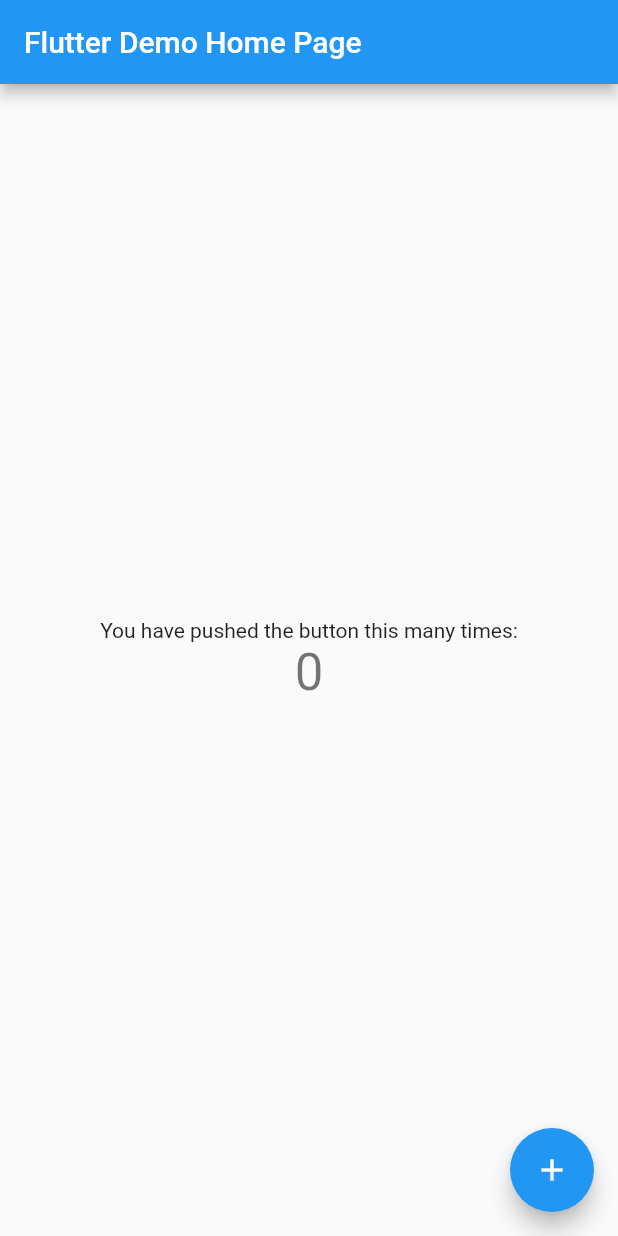
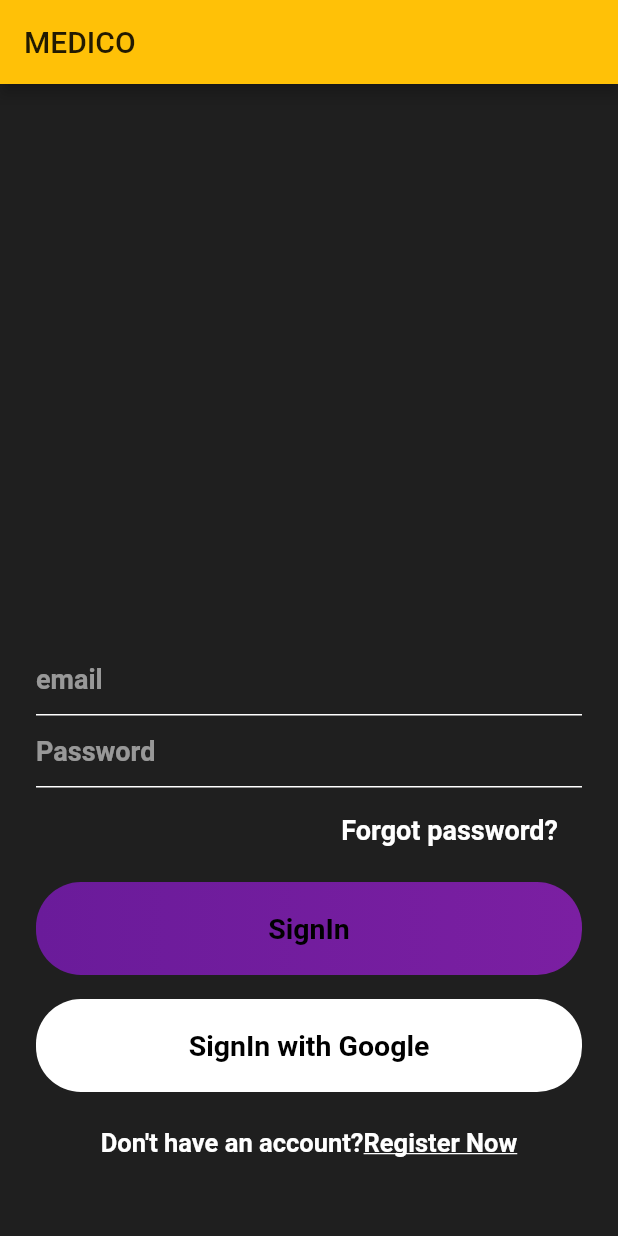
Before and after one commit to rohanpaul98/Medico, a Flutter app: the screen it shows after launch, on a phone screen of 412 x 824 dp. Run offline on Flutter 3.47's test engine with Material 2 defaults, Android fonts, the phone set to English and light mode, and no system bars; our stand-ins replace firebase_auth; accounts and stored records are empty.

Commit message:
todays last commit

```diff
--- /dev/null
+++ b/lib/Helper/authenticate.dart
@@ -0,0 +1,26 @@
+import 'package:flutter/material.dart';
+import 'package:medico/Views/signin.dart';
+import 'package:medico/Views/signup.dart';
+class Authenticate extends StatefulWidget {
+  @override
+  _AuthenticateState createState() => _AuthenticateState();
+}
+
+class _AuthenticateState extends State<Authenticate> {
+  @override
+
+  bool showSignIn = true;
+
+  void toggleView(){
+    setState(() {
+      showSignIn=!showSignIn;
+    });
+  }
+  Widget build(BuildContext context) {
+      if(showSignIn) {
+        return signin(toggleView);
+      }else{
+          return signup(toggleView);
+      }
+  }
+}
--- /dev/null
+++ b/lib/Views/signin.dart
@@ -0,0 +1,146 @@
+import 'package:firebase_auth/firebase_auth.dart';
+import 'package:flutter/cupertino.dart';
+import 'package:flutter/material.dart';
+import 'package:medico/Views/Mainmenu.dart';
+import 'package:medico/Widgets/widget.dart';
+
+class signin extends StatefulWidget {
+  final Function toggle;
+  signin(this.toggle);
+  @override
+  _signinState createState() => _signinState();
+}
+class _signinState extends State<signin> {
+  final formkey = GlobalKey<FormState>();
+  TextEditingController emailEditingController = new TextEditingController();
+  TextEditingController passwordEditingController = new TextEditingController();
+
+  @override
+  Widget build(BuildContext context) {
+    return Scaffold(
+      appBar: appBarMain(context),
+      body: SingleChildScrollView(
+        child: Container(
+          height: MediaQuery
+              .of(context)
+              .size
+              .height - 50,
+          alignment: Alignment.bottomCenter,
+          child: Container(
+            padding: EdgeInsets.symmetric(horizontal: 24),
+            child: Form(
+              key: formkey,
+              child: Column(
+                mainAxisSize: MainAxisSize.min,
+                children: [
+                  TextField(
+                    controller: emailEditingController,
+                    style: simpleTextFieldStyle(),
+                    decoration: textFieldInputDecoration("email"),
+                  ),
+                  TextField(
+                    controller: passwordEditingController,
+                    style: simpleTextFieldStyle(),
+                    decoration: textFieldInputDecoration("Password"),
+                  ),
+                  SizedBox(height: 10),
+                  Container(
+                    child: Container(
+                      alignment: Alignment.centerRight,
+                      padding: EdgeInsets.symmetric(horizontal: 16, vertical: 8),
+                      child: Text("Forgot password?",
+                        style: simpleTextFieldStyle(),
+                      ),
+                    ),
+                  ),
+                  SizedBox(height: 16,),
+                  GestureDetector(
+                    onTap: (){
+                      check();
+                    },
+                    child: Container(
+                      alignment: Alignment.center,
+                      width: MediaQuery
+                          .of(context)
+                          .size
+                          .width,
+                      padding: EdgeInsets.symmetric(vertical: 20),
+                      decoration: BoxDecoration(
+                          gradient: LinearGradient(
+                              colors: [
+                                const Color(0xFF6A1B9A),
+                                const Color(0xFF7B1FA2)
+                              ]
+                          ),
+                          borderRadius: BorderRadius.circular(30)
+                      ),
+                      child: Text('SignIn',
+                        style: mediumTextStyle(),),
+                    ),
+                  ),
+                  SizedBox(height: 16,),
+                  Container(
+                    alignment: Alignment.center,
+                    width: MediaQuery
+                        .of(context)
+                        .size
+                        .width,
+                    padding: EdgeInsets.symmetric(vertical: 20),
+                    decoration: BoxDecoration(
+                        color: Colors.white,
+                        borderRadius: BorderRadius.circular(30)
+                    ),
+                    child: Text('SignIn with Google',
+                      style: mediumTextStyle(),),
+                  ),
+                  SizedBox(height: 16,),
+                  Row(
+                    mainAxisAlignment: MainAxisAlignment.center,
+                    children: [
+                      GestureDetector(
+                        child: Container(
+                          padding: EdgeInsets.symmetric(vertical: 8),
+                          child: Text("Don't have an account?", style: TextStyle(
+                            color: Colors.white,
+                            fontSize: 17,
+                            fontWeight: FontWeight.bold,
+                          ),),
+                        ),
+                      ),
+                      GestureDetector(
+                        onTap: () {
+                          widget.toggle();
+                        },
+                        child: Container(
+                          padding: EdgeInsets.symmetric(vertical: 8),
+                          child: Text("Register Now", style: TextStyle(
+                            color: Colors.white,
+                            fontSize: 17,
+                            decoration: TextDecoration.underline,
+                            fontWeight: FontWeight.bold,
+                          ),),
+                        ),
+                      ),
+                    ],
+                  ),
+                  SizedBox(height: 50,),
+                ],
+              ),
+            ),
+          ),
+        ),
+      ),
+    );
+
+
+  }
+  Future<void> check()async{
+    final formState = formkey.currentState;
+    if(formState.validate()){
+      formState.save();
+    Future<AuthResult> user = FirebaseAuth.instance.signInWithEmailAndPassword(email:emailEditingController.text , password: passwordEditingController.text,);
+    Navigator.push(context, MaterialPageRoute(builder: (context)=>Menu()));
+    }
+  }
+
+}
--- /dev/null
+++ b/lib/Widgets/widget.dart
@@ -0,0 +1,40 @@
+import 'package:flutter/material.dart';
+
+Widget appBarMain(BuildContext context){
+  return AppBar(
+    title: Text('MEDICO'),
+  );
+}
+InputDecoration textFieldInputDecoration(String hintText){
+  return  InputDecoration(
+    hintText: hintText,
+    hintStyle: TextStyle(
+      color: Colors.white54,
+    ),
+    focusedBorder: UnderlineInputBorder(
+      borderSide: BorderSide(
+          color: Colors.white
+      ),
+    ),
+    enabledBorder: UnderlineInputBorder(
+        borderSide: BorderSide(
+          color: Colors.white,
+        )
+    ),
+  );
+}
+
+TextStyle simpleTextFieldStyle(){
+  return TextStyle(
+    color: Colors.white,
+    fontSize: 18,
+    fontWeight: FontWeight.bold,
+  );
+}
+TextStyle mediumTextStyle(){
+  return TextStyle(
+    color: Colors.black,
+    fontSize: 19,
+    fontWeight: FontWeight.bold,
+  );
+}
--- a/lib/main.dart
+++ b/lib/main.dart
@@ -1,117 +1,23 @@
-import 'package:flutter/material.dart';
+import 'package:flutter/cupertino.dart';
+import'package:flutter/material.dart';
+import 'package:medico/Helper/authenticate.dart';
+import 'file:///C:/Users/ROHAN%20PAUL/Desktop/medico/lib/Views/signin.dart';
+import 'package:medico/Views/signup.dart';
+void main() => runApp(medic());
 
-void main() {
-  runApp(MyApp());
-}
-
-class MyApp extends StatelessWidget {
-  // This widget is the root of your application.
+class medic extends StatelessWidget {
   @override
   Widget build(BuildContext context) {
     return MaterialApp(
-      title: 'Flutter Demo',
+      title: 'Medico',
+      debugShowCheckedModeBanner: false,
       theme: ThemeData(
-        // This is the theme of your application.
-        //
-        // Try running your application with "flutter run". You'll see the
-        // application has a blue toolbar. Then, without quitting the app, try
-        // changing the primarySwatch below to Colors.green and then invoke
-        // "hot reload" (press "r" in the console where you ran "flutter run",
-        // or simply save your changes to "hot reload" in a Flutter IDE).
-        // Notice that the counter didn't reset back to zero; the application
-        // is not restarted.
-        primarySwatch: Colors.blue,
-        // This makes the visual density adapt to the platform that you run
-        // the app on. For desktop platforms, the controls will be smaller and
-        // closer together (more dense) than on mobile platforms.
+        primaryColor: Color(0xFFFFC107),
+        scaffoldBackgroundColor: Color(0xff1F1F1F),
+        primarySwatch: Colors.amber,
         visualDensity: VisualDensity.adaptivePlatformDensity,
       ),
-      home: MyHomePage(title: 'Flutter Demo Home Page'),
+      home: Authenticate(),
     );
   }
 }
-
-class MyHomePage extends StatefulWidget {
-  MyHomePage({Key key, this.title}) : super(key: key);
-
-  // This widget is the home page of your application. It is stateful, meaning
-  // that it has a State object (defined below) that contains fields that affect
-  // how it looks.
-
-  // This class is the configuration for the state. It holds the values (in this
-  // case the title) provided by the parent (in this case the App widget) and
-  // used by the build method of the State. Fields in a Widget subclass are
-  // always marked "final".
-
-  final String title;
-
-  @override
-  _MyHomePageState createState() => _MyHomePageState();
-}
-
-class _MyHomePageState extends State<MyHomePage> {
-  int _counter = 0;
-
-  void _incrementCounter() {
-    setState(() {
-      // This call to setState tells the Flutter framework that something has
-      // changed in this State, which causes it to rerun the build method below
-      // so that the display can reflect the updated values. If we changed
-      // _counter without calling setState(), then the build method would not be
-      // called again, and so nothing would appear to happen.
-      _counter++;
-    });
-  }
-
-  @override
-  Widget build(BuildContext context) {
-    // This method is rerun every time setState is called, for instance as done
-    // by the _incrementCounter method above.
-    //
-    // The Flutter framework has been optimized to make rerunning build methods
-    // fast, so that you can just rebuild anything that needs updating rather
-    // than having to individually change instances of widgets.
-    return Scaffold(
-      appBar: AppBar(
-        // Here we take the value from the MyHomePage object that was created by
-        // the App.build method, and use it to set our appbar title.
-        title: Text(widget.title),
-      ),
-      body: Center(
-        // Center is a layout widget. It takes a single child and positions it
-        // in the middle of the parent.
-        child: Column(
-          // Column is also a layout widget. It takes a list of children and
-          // arranges them vertically. By default, it sizes itself to fit its
-          // children horizontally, and tries to be as tall as its parent.
-          //
-          // Invoke "debug painting" (press "p" in the console, choose the
-          // "Toggle Debug Paint" action from the Flutter Inspector in Android
-          // Studio, or the "Toggle Debug Paint" command in Visual Studio Code)
-          // to see the wireframe for each widget.
-          //
-          // Column has various properties to control how it sizes itself and
-          // how it positions its children. Here we use mainAxisAlignment to
-          // center the children vertically; the main axis here is the vertical
-          // axis because Columns are vertical (the cross axis would be
-          // horizontal).
-          mainAxisAlignment: MainAxisAlignment.center,
-          children: <Widget>[
-            Text(
-              'You have pushed the button this many times:',
-            ),
-            Text(
-              '$_counter',
-              style: Theme.of(context).textTheme.headline4,
-            ),
-          ],
-        ),
-      ),
-      floatingActionButton: FloatingActionButton(
-        onPressed: _incrementCounter,
-        tooltip: 'Increment',
-        child: Icon(Icons.add),
-      ), // This trailing comma makes auto-formatting nicer for build methods.
-    );
-  }
-}
--- /dev/null
+++ b/lib/module/user.dart
@@ -0,0 +1,5 @@
+class User{
+  String userId;
+  User({this.userId});
+
+}
```
Also changed, not shown: google-services.json (added, +40 -0 lines), lib/Views/Mainmenu.dart (added, +41 -0 lines), lib/Views/signup.dart (added, +178 -0 lines), lib/services/auth.dart (added, +44 -0 lines), pubspec.yaml (+7 -3 lines), Assets/Images/logo.jpg (added), pubspec.lock, 6 other files.
